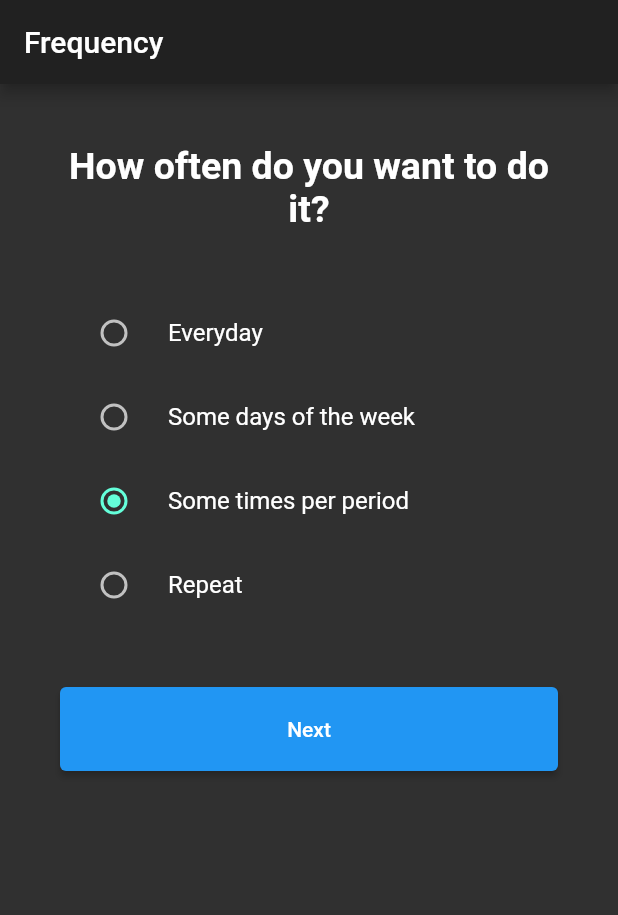
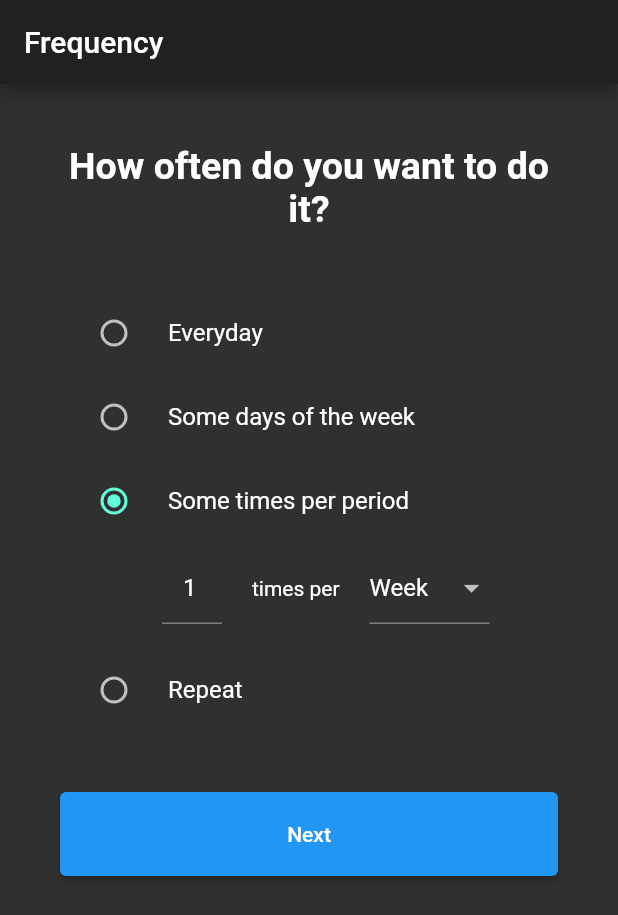
Before and after one commit to melvinodsa/habit-app, a Flutter app: the screen it shows after launch, after a tap on "Some days of the week", after a tap on "Some times per period", on a phone screen of 412 x 824 dp. Shown: the top 915 px of the screen. Run offline on Flutter 3.47's test engine with Material 2 defaults, Android fonts, the phone set to English and light mode, and no system bars; our stand-ins replace flutter_svg.

Commit message:
Added periodic option inputs

```diff
--- a/lib/screens/habits/new_habit/habit_frequency.dart
+++ b/lib/screens/habits/new_habit/habit_frequency.dart
@@ -15,13 +15,19 @@ class HabitFrequency extends StatefulWidget {
 
 class _HabitFrequencyState extends State<HabitFrequency> {
   Frequency? _frequency = Frequency.Everyday;
-  bool _isDaysOfWeekVisible = false;
+  final _timePerWeek = TextEditingController(text: "1");
   @override
   Widget build(BuildContext context) {
     return Scaffold(
       appBar: AppBar(title: Text("Frequency")),
       body: _buildBody(),
     );
+  }
+
+  @override
+  void dispose() {
+    _timePerWeek.dispose();
+    super.dispose();
   }
 
   Widget _buildBody() {
@@ -67,32 +73,17 @@ class _HabitFrequencyState extends State<HabitFrequency> {
     );
   }
 
-  RadioListTile _repeatOption() {
+  RadioListTile _everydayOption() {
     return RadioListTile(
-      title: const Text('Repeat'),
-      value: Frequency.Repeat,
+      title: Text('Everyday'),
+      value: Frequency.Everyday,
       groupValue: _frequency,
       onChanged: (value) {
         setState(() {
           _frequency = value;
-          _isDaysOfWeekVisible = false;
         });
-        this.widget.habit.frequency = Frequency.Repeat;
-      },
-    );
-  }
 
-  RadioListTile _periodicOption() {
-    return RadioListTile(
-      title: const Text('Some times per period'),
-      value: Frequency.Periodically,
-      groupValue: _frequency,
-      onChanged: (value) {
-        setState(() {
-          _frequency = value;
-          _isDaysOfWeekVisible = false;
-        });
-        this.widget.habit.frequency = Frequency.Periodically;
+        this.widget.habit.frequency = Frequency.Everyday;
       },
     );
   }
@@ -107,7 +98,6 @@ class _HabitFrequencyState extends State<HabitFrequency> {
           onChanged: (Frequency? value) {
             setState(() {
               _frequency = value;
-              _isDaysOfWeekVisible = true;
             });
             this.widget.habit.frequency = Frequency.DaysOfWeek;
           },
@@ -115,8 +105,8 @@ class _HabitFrequencyState extends State<HabitFrequency> {
         AnimatedContainer(
           duration: Duration(milliseconds: 300),
           curve: Curves.easeInOut,
-          height: _isDaysOfWeekVisible ? 100 : 0,
-          child: _isDaysOfWeekVisible
+          height: _frequency == Frequency.DaysOfWeek ? 100 : 0,
+          child: _frequency == Frequency.DaysOfWeek
               ? _buildDaysOfWeek()
               : Container(
                   height: 0,
@@ -127,17 +117,45 @@ class _HabitFrequencyState extends State<HabitFrequency> {
     );
   }
 
-  RadioListTile _everydayOption() {
+  Widget _periodicOption() {
+    return Column(
+      children: [
+        RadioListTile(
+          title: const Text('Some times per period'),
+          value: Frequency.Periodically,
+          groupValue: _frequency,
+          onChanged: (Frequency? value) {
+            setState(() {
+              _frequency = value;
+            });
+            this.widget.habit.frequency = Frequency.Periodically;
+          },
+        ),
+        AnimatedContainer(
+          duration: Duration(milliseconds: 300),
+          curve: Curves.easeInOut,
+          height: _frequency == Frequency.Periodically ? 70 : 0,
+          child: _frequency == Frequency.Periodically
+              ? _buildPeriodic()
+              : Container(
+                  height: 0,
+                  width: 0,
+                ),
+        )
+      ],
+    );
+  }
+
+  RadioListTile _repeatOption() {
     return RadioListTile(
-      title: Text('Everyday'),
-      value: Frequency.Everyday,
+      title: const Text('Repeat'),
+      value: Frequency.Repeat,
       groupValue: _frequency,
       onChanged: (value) {
         setState(() {
           _frequency = value;
-          _isDaysOfWeekVisible = false;
         });
-        this.widget.habit.frequency = Frequency.Everyday;
+        this.widget.habit.frequency = Frequency.Repeat;
       },
     );
   }
@@ -169,17 +187,6 @@ class _HabitFrequencyState extends State<HabitFrequency> {
     );
   }
 
-  Widget _daysOfWeekTransitionBuilder(
-      Widget child, Animation<double> animation) {
-    final offsetAnimation =
-        Tween<Offset>(begin: Offset(0.0, -0.5), end: Offset(0.0, 0.0))
-            .animate(animation);
-    return SlideTransition(
-      position: offsetAnimation,
-      child: child,
-    );
-  }
-
   SizedBox _buildDayOfWeek(String _day) {
     return SizedBox(
       width: 180,
@@ -193,4 +200,52 @@ class _HabitFrequencyState extends State<HabitFrequency> {
       ),
     );
   }
+
+  Widget _buildPeriodic() {
+    return Container(
+      padding: EdgeInsets.only(right: 16, left: 68),
+      margin: EdgeInsets.only(bottom: 10),
+      width: MediaQuery.of(context).size.width - 80,
+      height: 70,
+      child: Row(
+        crossAxisAlignment: CrossAxisAlignment.center,
+        children: [
+          SizedBox(
+            width: 40,
+            child: TextFormField(
+              controller: _timePerWeek,
+              textAlign: TextAlign.center,
+              onChanged: (value) {
+                Future.delayed(const Duration(milliseconds: 200), () {
+                  if (_timePerWeek.text.isNotEmpty) {}
+                  setState(() {});
+                });
+              },
+              keyboardType: TextInputType.number,
+            ),
+          ),
+          Container(
+              padding: EdgeInsets.only(left: 20, right: 20),
+              child: Text("times per")),
+          SizedBox(
+            width: 80,
+            child: DropdownButtonFormField(
+              value: "Week",
+              onChanged: (val) => {},
+              items: [
+                DropdownMenuItem(
+                  value: "Week",
+                  child: Text("Week"),
+                ),
+                DropdownMenuItem(
+                  value: "Month",
+                  child: Text("Month"),
+                ),
+              ],
+            ),
+          )
+        ],
+      ),
+    );
+  }
 }
```
